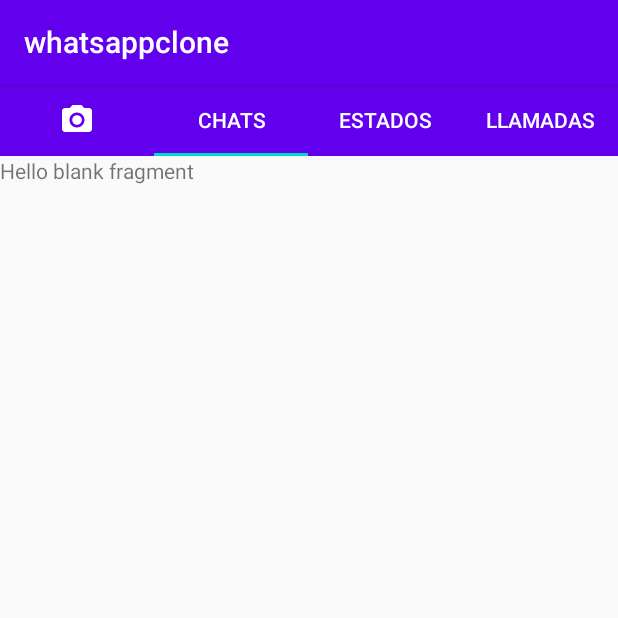
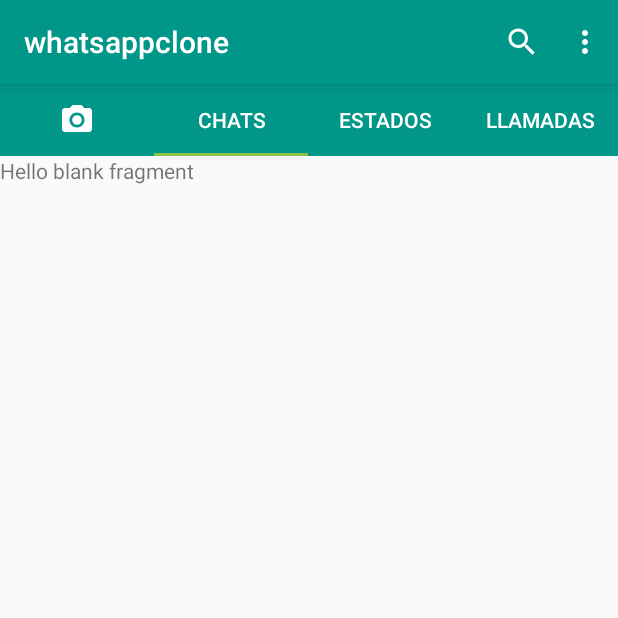
Before and after one commit to AlejandroGomezV/whatsapp-clone-android, an Android app: the screen it shows after launch (MainActivity), on a phone screen of 412 x 824 dp, the top half of it. Run offline under Robolectric (Android 15) with nearby library versions, the phone set to English and light mode, and no system bars.

Commit message:
Menu
Se agredo la barra de menu con diferentes opciones

```diff
--- /dev/null
+++ b/whatsappclone/app/src/main/res/menu/menuapp.xml
@@ -0,0 +1,25 @@
+<?xml version="1.0" encoding="utf-8"?>
+<menu xmlns:app="http://schemas.android.com/apk/res-auto"
+    xmlns:android="http://schemas.android.com/apk/res/android">
+
+    <item
+        android:id="@+id/buscar"
+        android:icon="@drawable/icono_search"
+        android:title="Item"
+        app:showAsAction="ifRoom" />
+    <item
+        android:id="@+id/itemnuevogrupo"
+        android:title="@string/nuevo_grupo" />
+    <item
+        android:id="@+id/itemnuevadifusion"
+        android:title="@string/nueva_difusion" />
+    <item
+        android:id="@+id/itemweb"
+        android:title="@string/chat_web" />
+    <item
+        android:id="@+id/itemmensajesdestacados"
+        android:title="@string/mensajes_destacado" />
+    <item
+        android:id="@+id/itemajustes"
+        android:title="@string/ajustes" />
+</menu>
--- a/whatsappclone/app/src/main/res/values/colors.xml
+++ b/whatsappclone/app/src/main/res/values/colors.xml
@@ -1,6 +1,6 @@
 <?xml version="1.0" encoding="utf-8"?>
 <resources>
-    <color name="colorPrimary">#6200EE</color>
-    <color name="colorPrimaryDark">#3700B3</color>
-    <color name="colorAccent">#03DAC5</color>
+    <color name="colorPrimary">#009688</color>
+    <color name="colorPrimaryDark">#00796B</color>
+    <color name="colorAccent">#8BC34A</color>
 </resources>
--- a/whatsappclone/app/src/main/res/values/strings.xml
+++ b/whatsappclone/app/src/main/res/values/strings.xml
@@ -2,4 +2,9 @@
     <string name="app_name">whatsappclone</string>
     <!-- TODO: Remove or change this placeholder text -->
     <string name="hello_blank_fragment">Hello blank fragment</string>
+    <string name="nuevo_grupo">Nuevo grupo</string>
+    <string name="nueva_difusion">Nueva difusión</string>
+    <string name="chat_web">WhatsApp Web</string>
+    <string name="mensajes_destacado">Mensajes destacados</string>
+    <string name="ajustes">Ajustes</string>
 </resources>
```
Also changed, not shown: whatsappclone/app/src/main/java/mx/edu/unid/whatsappclone/MainActivity.java (+40 -0 lines).
